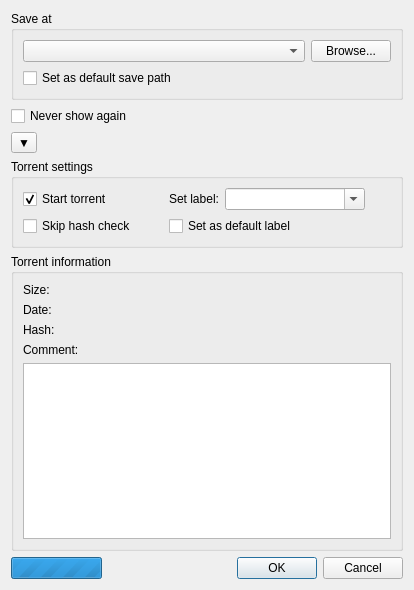
Old version of the form src/gui/addnewtorrentdialog.ui in the repository SysAdminDoc/qBittorrent-Vanced.
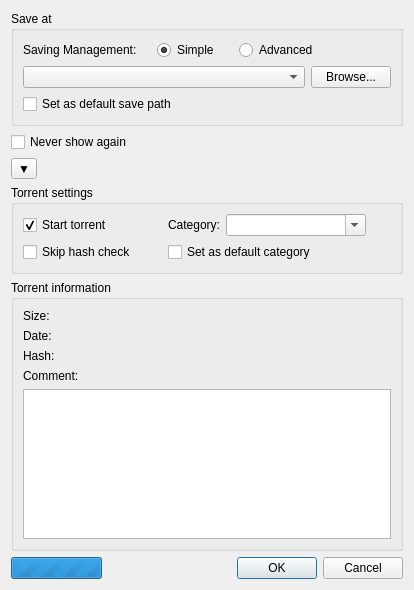
New version of the form. Custom widgets are drawn as their Qt base class.

Commit message:
Implement Advanced Saving Management subsystem
Closes #4696

```diff
--- a/src/gui/addnewtorrentdialog.ui
+++ b/src/gui/addnewtorrentdialog.ui
@@ -17,6 +17,50 @@
       <string>Save at</string>
      </property>
      <layout class="QVBoxLayout" name="verticalLayout_2">
+      <item>
+       <layout class="QHBoxLayout" name="horizontalLayout">
+        <property name="spacing">
+         <number>20</number>
+        </property>
+        <item>
+         <widget class="QLabel" name="savingModeLabel">
+          <property name="text">
+           <string>Saving Management:</string>
+          </property>
+         </widget>
+        </item>
+        <item>
+         <widget class="QRadioButton" name="simpleModeRadioButton">
+          <property name="text">
+           <string>Simple</string>
+          </property>
+          <property name="checked">
+           <bool>true</bool>
+          </property>
+         </widget>
+        </item>
+        <item>
+         <widget class="QRadioButton" name="advancedModeRadioButton">
+          <property name="text">
+           <string>Advanced</string>
+          </property>
+         </widget>
+        </item>
+        <item>
+         <spacer name="horizontalSpacer_2">
+          <property name="orientation">
+           <enum>Qt::Horizontal</enum>
+          </property>
+          <property name="sizeHint" stdset="0">
+           <size>
+            <width>40</width>
+            <height>20</height>
+           </size>
+          </property>
+         </spacer>
+        </item>
+       </layout>
+      </item>
       <item>
        <layout class="QHBoxLayout" name="horizontalLayout_2">
         <item>
@@ -77,12 +121,12 @@
       <item row="1" column="2">
        <widget class="QCheckBox" name="defaultLabel">
         <property name="text">
-         <string>Set as default label</string>
+         <string>Set as default category</string>
         </property>
        </widget>
       </item>
       <item row="0" column="2">
-       <layout class="QHBoxLayout" name="horizontalLayout">
+       <layout class="QHBoxLayout" name="horizontalLayout_1">
         <item>
          <widget class="QLabel" name="label_5">
           <property name="sizePolicy">
@@ -92,12 +136,12 @@
            </sizepolicy>
           </property>
           <property name="text">
-           <string>Set label:</string>
+           <string>Category:</string>
           </property>
          </widget>
         </item>
         <item>
-         <widget class="QComboBox" name="label_combo">
+         <widget class="QComboBox" name="categoryComboBox">
           <property name="minimumSize">
            <size>
             <width>140</width>
```
Left out of the diff: 84 changed lines with no effect on the pictures. The commit also changes 58 other files.
